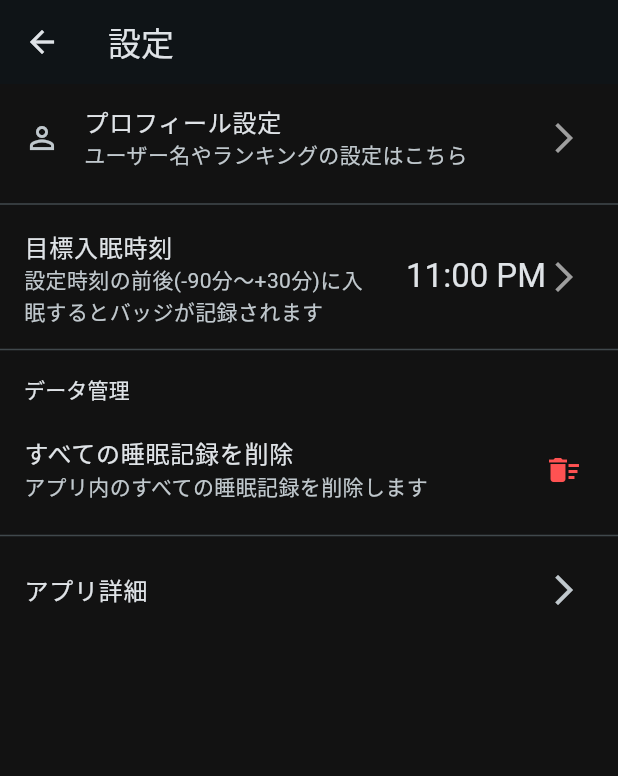
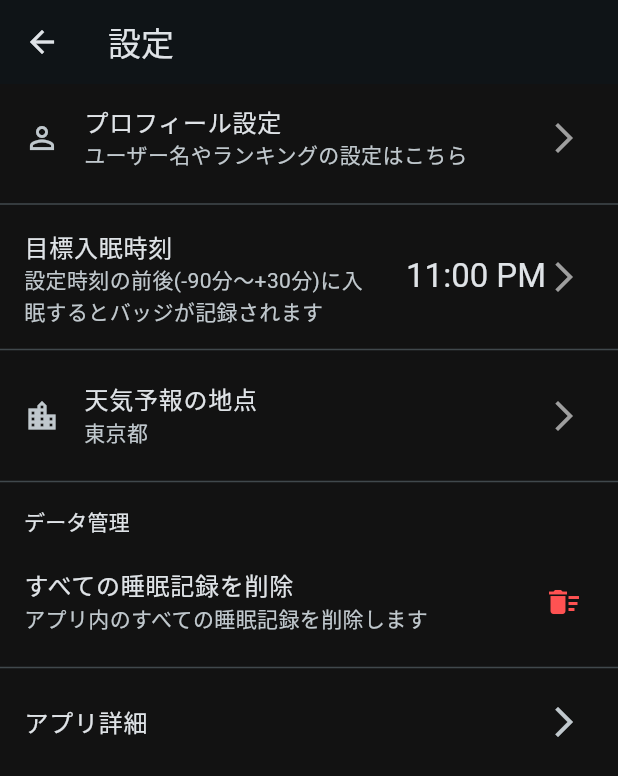
Before and after one commit to Shu5555/Zzzone, a Flutter app: the screen it shows after launch, after a tap on the "info outline" icon, after a tap on the "settings" icon, on a phone screen of 412 x 824 dp. Shown: the top 776 px of the screen. Run offline on Flutter 3.47's test engine with Material 3 defaults, Android fonts, the phone set to English and light mode, and no system bars; our stand-ins replace fl_chart, flutter_dotenv, flutter_local_notifications, shared_preferences, sqflite, supabase_flutter and 2 more; accounts and stored records are empty; network calls fail; Roboto replaces fonts that are missing (MPLUSRounded1c).

Commit message:
feat: Add weather feature and update docs

```diff
--- a/assets/announcements.json
+++ b/assets/announcements.json
@@ -1,4 +1,10 @@
 [
+  {
+    "id": "2025101302",
+    "title": "【新機能】天気予報表示を追加しました！",
+    "content": "ホーム画面で天気予報が確認できるようになりました！\n\n画面下部に、設定した地点の現在の天気、気温、そして今後の雨の予報（例：\"晴れ、のち雨\"）が表示されます。\n\n**地点の設定方法:**\n\"設定\"画面の\"天気予報の地点\"から、お好きな地点（都道府県・市区町村）を設定できます。日本語での入力にも対応しています。\n\nぜひご活用ください！",
+    "createdAt": "2025-10-13T22:30:00+09:00"
+  },
   {
     "id": "2025101301",
     "title": "機能追加とUI改善のお知らせ",
--- /dev/null
+++ b/lib/models/weather.dart
@@ -0,0 +1,19 @@
+class Weather {
+  final String description;
+  final String iconCode;
+  final double temperature;
+
+  Weather({
+    required this.description,
+    required this.iconCode,
+    required this.temperature,
+  });
+
+  factory Weather.fromJson(Map<String, dynamic> json) {
+    return Weather(
+      description: json['weather'][0]['description'] ?? '',
+      iconCode: json['weather'][0]['icon'] ?? '',
+      temperature: (json['main']['temp'] as num?)?.toDouble() ?? 0.0,
+    );
+  }
+}
--- a/lib/screens/home_screen.dart
+++ b/lib/screens/home_screen.dart
@@ -6,8 +6,11 @@ import '../utils/date_helper.dart'; // New import
 import '../gacha/models/gacha_item.dart';
 import '../gacha/services/gacha_data_loader.dart';
 import '../models/sleep_record.dart';
+import '../models/weather.dart';
+import '../models/weather_info.dart';
 import '../services/database_helper.dart';
 import '../services/supabase_ranking_service.dart';
+import '../services/weather_service.dart';
 import 'history_screen.dart';
 import 'quote_list_screen.dart';
 import 'ranking_screen.dart';
@@ -29,6 +32,7 @@ class _HomeScreenState extends State<HomeScreen> {
   // Services
   final _supabaseService = SupabaseRankingService();
   final _announcementService = AnnouncementService();
+  final _weatherService = WeatherService();
 
   // State
   static const String _sleepStartTimeKey = 'sleep_start_time';
@@ -45,11 +49,65 @@ class _HomeScreenState extends State<HomeScreen> {
   // Gacha related state
   List<GachaItem> _allGachaItems = [];
 
+  // Weather state
+  WeatherInfo? _weatherInfo;
+  bool _isLoadingWeather = true;
+  String? _weatherError;
+
+  static const Map<String, String> _prefectureCapitals = {
+    '北海道': '札幌市', '青森県': '青森市', '岩手県': '盛岡市', '宮城県': '仙台市', '秋田県': '秋田市',
+    '山形県': '山形市', '福島県': '福島市', '茨城県': '水戸市', '栃木県': '宇都宮市', '群馬県': '前橋市',
+    '埼玉県': 'さいたま市', '千葉県': '千葉市', '東京都': '新宿区', '神奈川県': '横浜市', '新潟県': '新潟市',
+    '富山県': '富山市', '石川県': '金沢市', '福井県': '福井市', '山梨県': '甲府市', '長野県': '長野市',
+    '岐阜県': '岐阜市', '静岡県': '静岡市', '愛知県': '名古屋市', '三重県': '津市', '滋賀県': '大津市',
+    '京都府': '京都市', '大阪府': '大阪市', '兵庫県': '神戸市', '奈良県': '奈良市', '和歌山県': '和歌山市',
+    '鳥取県': '鳥取市', '島根県': '松江市', '岡山県': '岡山市', '広島県': '広島市', '山口県': '山口市',
+    '徳島県': '徳島市', '香川県': '高松市', '愛媛県': '松山市', '高知県': '高知市', '福岡県': '福岡市',
+    '佐賀県': '佐賀市', '長崎県': '長崎市', '熊本県': '熊本市', '大分県': '大分市', '宮崎県': '宮崎市',
+    '鹿児島県': '鹿児島市', '沖縄県': '那覇市'
+  };
+
   @override
   void initState() {
     super.initState();
     _loadData();
     _checkUnreadStatus();
+    _fetchWeather();
+  }
+
+  Future<void> _fetchWeather() async {
+    setState(() {
+      _isLoadingWeather = true;
+      _weatherError = null;
+    });
+    try {
+      final prefs = await SharedPreferences.getInstance();
+      final prefecture = prefs.getString('weather_prefecture') ?? '東京都';
+      final city = prefs.getString('weather_city_name') ?? '';
+
+      String query;
+      if (city.isEmpty) {
+        // If city is empty, use the prefecture's capital city
+        query = _prefectureCapitals[prefecture] ?? prefecture;
+      } else {
+        query = '$city,$prefecture';
+      }
+
+      final weatherInfo = await _weatherService.getWeather(query);
+      if (mounted) {
+        setState(() {
+          _weatherInfo = weatherInfo;
+          _isLoadingWeather = false;
+        });
+      }
+    } catch (e) {
+      if (mounted) {
+        setState(() {
+          _weatherError = e.toString().replaceAll('Exception: ', '');
+          _isLoadingWeather = false;
+        });
+      }
+    }
   }
 
   Future<void> _checkUnreadStatus() async {
@@ -63,7 +121,7 @@ class _HomeScreenState extends State<HomeScreen> {
 
   Future<void> _loadData() async {
     await _loadSleepSession();
-    await _updateTopArea(); // This will now load the favorite quote
+    await _updateTopArea();
     final record = await DatabaseHelper.instance.getRecordForDate(DateTime.now());
     if (mounted) {
       setState(() {
@@ -99,7 +157,6 @@ class _HomeScreenState extends State<HomeScreen> {
         return;
       }
 
-      // Load all possible gacha items and user profile simultaneously
       final results = await Future.wait([
         GachaDataLoader.loadItems('assets/gacha/gacha_items.json'),
         _supabaseService.getUser(userId),
@@ -110,13 +167,11 @@ class _HomeScreenState extends State<HomeScreen> {
       final favoriteQuoteId = userProfile?['favorite_quote_id'] as String?;
 
       if (favoriteQuoteId == 'random') {
-        // Random Mode: Display a deterministic random quote of the day
         final unlockedQuoteIds = await DatabaseHelper.instance.getUnlockedQuoteIds();
         if (unlockedQuoteIds.isNotEmpty) {
           final now = DateTime.now();
           final dayOfYear = now.difference(DateTime(now.year, 1, 1)).inDays;
           final quoteIdToShow = unlockedQuoteIds[dayOfYear % unlockedQuoteIds.length];
-
           final quote = _allGachaItems.firstWhere((item) => item.id == quoteIdToShow, orElse: () => GachaItem(id: 'not_found', rarityId: 'common'));
           if (quote.id != 'not_found') {
             _dailyQuote = quote.text ?? '';
@@ -130,19 +185,15 @@ class _HomeScreenState extends State<HomeScreen> {
           _dailyQuoteAuthor = 'Zzzone';
         }
       } else if (favoriteQuoteId != null) {
-        // Favorite Mode: Display the selected favorite quote
         final quote = _allGachaItems.firstWhere((item) => item.id == favoriteQuoteId, orElse: () => GachaItem(id: 'not_found', rarityId: 'common'));
         if (quote.id != 'not_found') {
           _dailyQuote = quote.text ?? '';
           _dailyQuoteAuthor = quote.author ?? '';
-
-
         } else {
           _dailyQuote = 'お気に入りの名言が見つかりません。設定し直してください。';
           _dailyQuoteAuthor = 'Zzzone';
         }
       } else {
-        // No Favorite or Random mode set
         _dailyQuote = '名言一覧からお気に入りを設定できます';
         _dailyQuoteAuthor = 'Zzzone';
       }
@@ -223,7 +274,6 @@ class _HomeScreenState extends State<HomeScreen> {
   }
 
   void _navigateTo(Widget screen) async {
-    // お知らせ画面に遷移する場合、既読状態を更新
     if (screen is AnnouncementsScreen) {
       await _announcementService.updateLastCheckedAt();
       if (mounted) {
@@ -236,9 +286,12 @@ class _HomeScreenState extends State<HomeScreen> {
     await Navigator.of(context).push(
       MaterialPageRoute(builder: (_) => screen),
     );
-    _loadData(); // Refresh data when returning to home screen
+    _loadData();
 
-    // お知らせ画面から戻ってきた場合は未読チェックをスキップする
+    if (screen is SettingsScreen) {
+      _fetchWeather(); // Re-fetch weather after returning from settings
+    }
+
     if (screen is! AnnouncementsScreen) {
       _checkUnreadStatus();
     }
@@ -252,9 +305,53 @@ class _HomeScreenState extends State<HomeScreen> {
     return "$hours:$minutes:$seconds";
   }
 
+  Widget _buildWeatherWidget() {
+    if (_isLoadingWeather) {
+      return const SizedBox(height: 50); // Reserve space while loading
+    }
+
+    if (_weatherError != null) {
+      return Padding(
+        padding: const EdgeInsets.all(16.0),
+        child: Text(
+          '天気情報の取得エラー: $_weatherError',
+          style: const TextStyle(color: Colors.red),
+          textAlign: TextAlign.center,
+        ),
+      );
+    }
+
+    if (_weatherInfo == null) {
+      return const SizedBox.shrink();
+    }
+
+    final locationName = '${_weatherInfo!.prefectureName} ${_weatherInfo!.cityName}';
+
+    return Row(
+      mainAxisSize: MainAxisSize.min,
+      mainAxisAlignment: MainAxisAlignment.center,
+      children: [
+        Image.network(
+          'https://openweathermap.org/img/wn/${_weatherInfo!.weather.iconCode}@2x.png',
+          width: 50,
+          height: 50,
+        ),
+        const SizedBox(width: 8),
+        Column(
+          crossAxisAlignment: CrossAxisAlignment.start,
+          mainAxisSize: MainAxisSize.min,
+          children: [
+            Text('$locationNameの天気: ${_weatherInfo!.weather.description}'),
+            Text('気温: ${_weatherInfo!.weather.temperature.toStringAsFixed(1)} °C'),
+          ],
+        )
+      ],
+    );
+  }
+
   @override
   Widget build(BuildContext context) {
-    final bool isTodaySaturday = isSaturday(DateTime.now()); // Check if today is Saturday
+    final bool isTodaySaturday = isSaturday(DateTime.now());
 
     return Scaffold(
       appBar: AppBar(
@@ -290,7 +387,6 @@ class _HomeScreenState extends State<HomeScreen> {
             tooltip: '名言一覧',
             onPressed: () => _navigateTo(const QuoteListScreen()),
           ),
-          // New Gacha Shortcut Button
           IconButton(
             icon: const Icon(Icons.card_giftcard_outlined),
             tooltip: 'ガチャ',
@@ -313,17 +409,23 @@ class _HomeScreenState extends State<HomeScreen> {
           ),
         ],
       ),
-      body: Center(
+      body: SafeArea(
+        child: Padding(
+          padding: const EdgeInsets.all(16.0),
+          child: Column(
+            children: [
+              Expanded(
+                child: Center(
                   child: Column(
                     mainAxisAlignment: MainAxisAlignment.center,
                     children: [
-            if (isTodaySaturday) // Conditionally display "S"
+                      if (isTodaySaturday)
                         const Text(
                           'S',
                           style: TextStyle(
-                  fontSize: 80, // Large size
+                            fontSize: 80,
                             fontWeight: FontWeight.bold,
-                  color: Colors.yellow, // Yellow color
+                            color: Colors.yellow,
                           ),
                         ),
                       if (_isSleeping)
@@ -378,6 +480,15 @@ class _HomeScreenState extends State<HomeScreen> {
                     ],
                   ),
                 ),
+              ),
+              Padding(
+                padding: const EdgeInsets.only(bottom: 24.0),
+                child: _buildWeatherWidget(),
+              ),
+            ],
+          ),
+        ),
+      ),
     );
   }
 }
--- /dev/null
+++ b/lib/services/weather_service.dart
@@ -0,0 +1,84 @@
+import 'dart:convert';
+import 'package:flutter_dotenv/flutter_dotenv.dart';
+import 'package:http/http.dart' as http;
+import '../models/weather.dart';
+import '../models/weather_info.dart';
+
+class WeatherService {
+  final String? _apiKey = dotenv.env['OPENWEATHERMAP_API_KEY'];
+
+  Future<WeatherInfo> getWeather(String cityName) async {
+    if (_apiKey == null || _apiKey!.isEmpty) {
+      throw Exception('OpenWeatherMap APIキーが設定されていません。');
+    }
+
+    // Step 1: Geocoding
+    final geoUri = Uri.parse(
+      'http://api.openweathermap.org/geo/1.0/direct?q=$cityName,JP&limit=1&appid=$_apiKey'
+    );
+    final geoResponse = await http.get(geoUri);
+    if (geoResponse.statusCode != 200) {
+      throw Exception('地点の座標取得に失敗しました。');
+    }
+    final geoData = json.decode(geoResponse.body) as List;
+    if (geoData.isEmpty) {
+      throw Exception('地点が見つかりません。都市名を確認してください。');
+    }
+
+    final locationData = geoData[0];
+    final lat = locationData['lat'];
+    final lon = locationData['lon'];
+    final String prefectureName = locationData['state'] ?? '';
+    final String resolvedCityName = locationData['local_names']?['ja'] ?? locationData['name'] ?? cityName;
+
+    // Step 2: Get 5 day / 3 hour forecast
+    final forecastUri = Uri.parse(
+      'https://api.openweathermap.org/data/2.5/forecast?lat=$lat&lon=$lon&appid=$_apiKey&units=metric&lang=ja'
+    );
+
+    final forecastResponse = await http.get(forecastUri);
+    if (forecastResponse.statusCode != 200) {
+      throw Exception('天気予報の取得に失敗しました。');
+    }
+
+    final forecastData = json.decode(forecastResponse.body);
+    final forecastList = forecastData['list'] as List;
+    if (forecastList.isEmpty) {
+      throw Exception('天気予報データがありません。');
+    }
+
+    // Use the first forecast as the current weather
+    final currentWeatherJson = forecastList[0];
+    final currentWeather = Weather.fromJson(currentWeatherJson);
+
+    // Check for upcoming rain
+    String forecastDescription = currentWeather.description;
+    bool willRain = false;
+    // Check the next 8 forecasts (24 hours)
+    for (int i = 1; i < forecastList.length && i <= 8; i++) {
+      final hourlyForecast = forecastList[i];
+      final weatherDescription = hourlyForecast['weather'][0]['description'] as String? ?? '';
+      if (weatherDescription.contains('雨')) {
+        willRain = true;
+        break;
+      }
+    }
+
+    if (willRain && !forecastDescription.contains('雨')) {
+      forecastDescription += '、のち雨';
+    }
+
+    // Create a new Weather object with the potentially updated description
+    final finalWeather = Weather(
+      description: forecastDescription,
+      iconCode: currentWeather.iconCode,
+      temperature: currentWeather.temperature,
+    );
+
+    return WeatherInfo(
+      weather: finalWeather,
+      cityName: resolvedCityName,
+      prefectureName: prefectureName,
+    );
+  }
+}
--- a/pubspec.yaml
+++ b/pubspec.yaml
@@ -42,10 +42,9 @@ dependencies:
   # Use with the CupertinoIcons class for iOS style icons.
   cupertino_icons: ^1.0.8
   uuid: ^4.4.0
-  http: ^1.2.1
-  flutter_dotenv: ^6.0.0
   share_plus: ^9.0.0
   supabase_flutter: ^2.0.0
+  flutter_dotenv: ^6.0.0
 
 dev_dependencies:
   flutter_test:
```
Also changed, not shown: assets/gacha/gacha_items.json (+8 -0 lines), lib/models/weather_info.dart (added, +13 -0 lines), lib/screens/settings_screen.dart (+105 -87 lines), pubspec.lock, 2 other files. Lines whose indentation alone changed are shown as unchanged.
